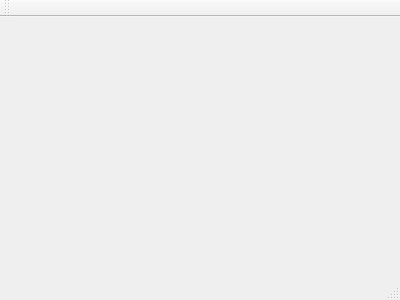
The window that mainwindow.ui (FusionMDD/subsequenceApp) describes before a commit, drawn with Qt 5.
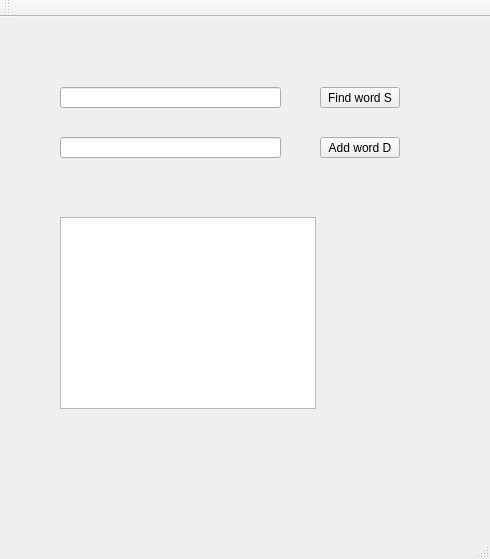
The same window after the commit.

Diff of the .ui file:
```diff
--- a/mainwindow.ui
+++ b/mainwindow.ui
@@ -1,24 +1,96 @@
 <ui version="4.0">
  <class>MainWindow</class>
- <widget class="QMainWindow" name="MainWindow" >
-  <property name="geometry" >
+ <widget class="QMainWindow" name="MainWindow">
+  <property name="geometry">
    <rect>
     <x>0</x>
     <y>0</y>
-    <width>400</width>
-    <height>300</height>
+    <width>490</width>
+    <height>559</height>
    </rect>
   </property>
   <property name="windowTitle" >
    <string>MainWindow</string>
   </property>
-  <widget class="QMenuBar" name="menuBar" />
-  <widget class="QToolBar" name="mainToolBar" />
-  <widget class="QWidget" name="centralWidget" />
-  <widget class="QStatusBar" name="statusBar" />
+  <widget class="QWidget" name="centralWidget">
+   <widget class="QPushButton" name="pushButton">
+    <property name="geometry">
+     <rect>
+      <x>320</x>
+      <y>70</y>
+      <width>80</width>
+      <height>21</height>
+     </rect>
+    </property>
+    <property name="text">
+     <string>Find word S</string>
+    </property>
+   </widget>
+   <widget class="QPushButton" name="pushButton_2">
+    <property name="geometry">
+     <rect>
+      <x>320</x>
+      <y>120</y>
+      <width>80</width>
+      <height>21</height>
+     </rect>
+    </property>
+    <property name="text">
+     <string>Add word D</string>
+    </property>
+   </widget>
+   <widget class="QLineEdit" name="lineEdit">
+    <property name="geometry">
+     <rect>
+      <x>60</x>
+      <y>70</y>
+      <width>221</width>
+      <height>21</height>
+     </rect>
+    </property>
+   </widget>
+   <widget class="QLineEdit" name="lineEdit_2">
+    <property name="geometry">
+     <rect>
+      <x>60</x>
+      <y>120</y>
+      <width>221</width>
+      <height>21</height>
+     </rect>
+    </property>
+   </widget>
+   <widget class="QListWidget" name="listWidget">
+    <property name="geometry">
+     <rect>
+      <x>60</x>
+      <y>200</y>
+      <width>256</width>
+      <height>192</height>
+     </rect>
+    </property>
+   </widget>
+  </widget>
+  <widget class="QMenuBar" name="menuBar">
+   <property name="geometry">
+    <rect>
+     <x>0</x>
+     <y>0</y>
+     <width>490</width>
+     <height>20</height>
+    </rect>
+   </property>
+  </widget>
+  <widget class="QToolBar" name="mainToolBar">
+   <attribute name="toolBarArea">
+    <enum>TopToolBarArea</enum>
+   </attribute>
+   <attribute name="toolBarBreak">
+    <bool>false</bool>
+   </attribute>
+  </widget>
+  <widget class="QStatusBar" name="statusBar"/>
  </widget>
- <layoutDefault spacing="6" margin="11" />
- <pixmapfunction></pixmapfunction>
+ <layoutdefault spacing="6" margin="11"/>
  <resources/>
  <connections/>
 </ui>
```
Left out of the diff: 3 changed lines with no effect on the pictures.
